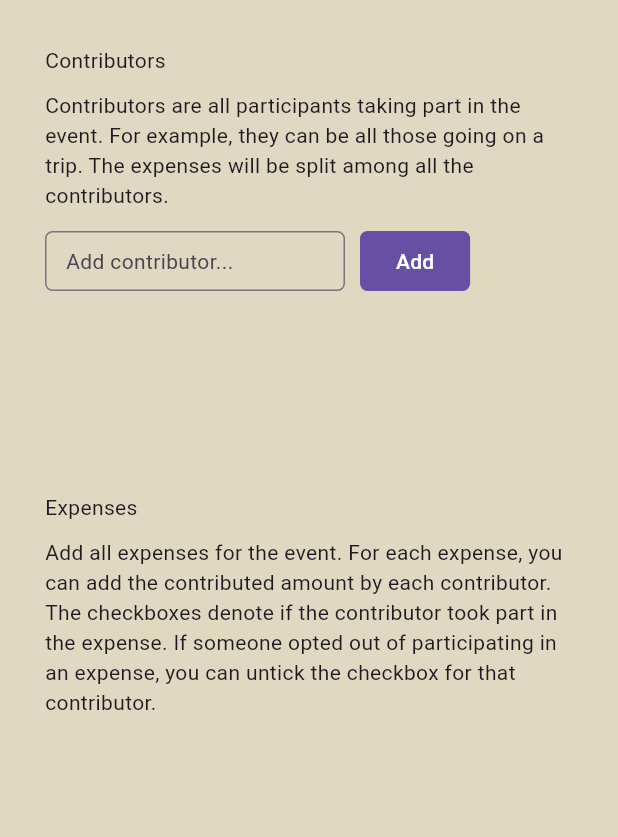
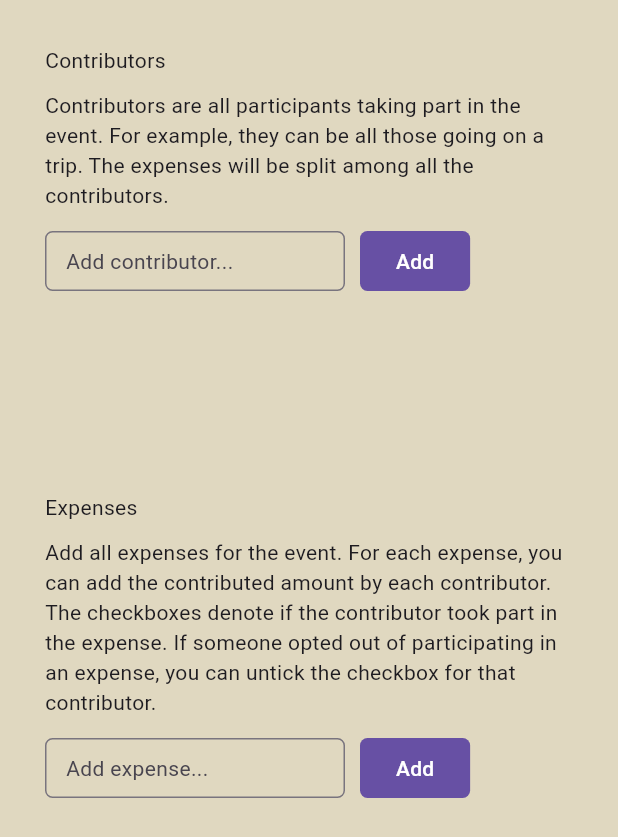
Before and after one commit to thilanse/splitmycosts, a Flutter app: the screen it shows after launch, on a phone screen of 412 x 824 dp. Shown: the top 837 px of the screen. Run offline on Flutter 3.47's test engine with Material 3 defaults, Android fonts, the light colour scheme and no system bars.

Commit message:
refactored expense section

```diff
--- a/lib/sections/expense_section.dart
+++ b/lib/sections/expense_section.dart
@@ -19,25 +19,65 @@ class ExpenseSection extends StatelessWidget {
     return Column(
       crossAxisAlignment: CrossAxisAlignment.start,
       children: [
-        const Text("Expenses"),
-        const SizedBox(
-          height: 10.0,
-        ),
-        const Text(
-            "Add all expenses for the event. For each expense, you can add the contributed amount by each contributor. The checkboxes denote if the contributor took part in the expense. If someone opted out of participating in an expense, you can untick the checkbox for that contributor."),
-        const SizedBox(
-          height: 10.0,
-        ),
-        // AddItemSection(
-        //   controller: controller,
-        //   addBtnCallback: addExpense,
-        //   inputLabel: "Add expense...",
-        // ),
-        const SizedBox(
-          height: 10.0,
-        ),
+        const ExpenseDetailsSection(),
+        const SizedBox(height: 10.0,),
+        const ExpenseAddSection(),
+        const SizedBox(height: 10.0,),
         ...expenses.map((e) => Text(e))
       ],
     );
   }
 }
+
+class ExpenseDetailsSection extends StatelessWidget {
+  const ExpenseDetailsSection({
+    super.key,
+  });
+
+  @override
+  Widget build(BuildContext context) {
+    return const Column(
+      crossAxisAlignment: CrossAxisAlignment.start,
+      children: [
+        Text("Expenses"),
+        SizedBox(height: 10.0,),
+        Text("Add all expenses for the event. For each expense, you can add the contributed amount by each contributor. The checkboxes denote if the contributor took part in the expense. If someone opted out of participating in an expense, you can untick the checkbox for that contributor."),
+      ],
+    );
+  }
+}
+
+class ExpenseAddSection extends StatefulWidget {
+  const ExpenseAddSection({super.key,});
+
+  @override
+  State<ExpenseAddSection> createState() => _ExpenseAddSectionState();
+}
+
+class _ExpenseAddSectionState extends State<ExpenseAddSection> {
+
+  final _controller = TextEditingController();
+  final String inputLabel = "Add expense...";
+  String? errorMessage;
+
+  void addExpense(BuildContext context) {
+    if (_controller.text.trim().isNotEmpty) {
+      setState(() {
+        // var appState = context.read<AppState>();
+        // final String contributorName = _controller.text;
+        // errorMessage = appState.addContributor(contributorName);
+        _controller.clear();
+      });
+    }
+  }
+
+  @override
+  Widget build(BuildContext context) {
+    return AddItemSection(
+      inputLabel: inputLabel,
+      controller: _controller,
+      addBtnCallback: addExpense,
+      errorMessage: errorMessage
+      );
+  }
+}
```
